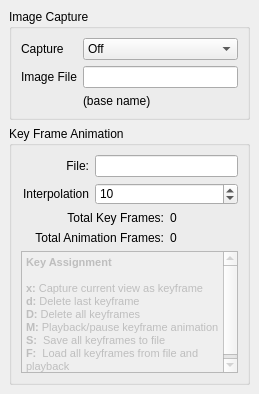
Old version of the form QtClient/Panels/animationcontrols.ui in the repository CCSEPBVR/pbvr_client.
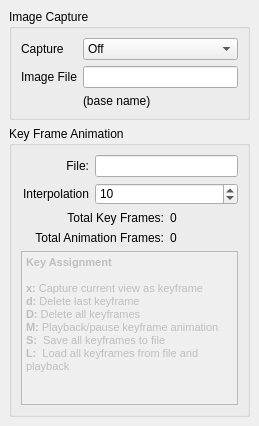
New version of the form.

Commit message: UIの表記がを一部変更しました。

Diff of the .ui file:
```diff
--- a/QtClient/Panels/animationcontrols.ui
+++ b/QtClient/Panels/animationcontrols.ui
@@ -7,7 +7,7 @@
     <x>0</x>
     <y>0</y>
     <width>259</width>
-    <height>394</height>
+    <height>426</height>
    </rect>
   </property>
   <property name="sizePolicy">
@@ -19,7 +19,7 @@
   <property name="minimumSize">
    <size>
     <width>238</width>
-    <height>368</height>
+    <height>426</height>
    </size>
   </property>
   <property name="maximumSize">
@@ -135,15 +135,15 @@
           <string>&lt;!DOCTYPE HTML PUBLIC &quot;-//W3C//DTD HTML 4.0//EN&quot; &quot;http://www.w3.org/TR/REC-html40/strict.dtd&quot;&gt;
 &lt;html&gt;&lt;head&gt;&lt;meta name=&quot;qrichtext&quot; content=&quot;1&quot; /&gt;&lt;style type=&quot;text/css&quot;&gt;
 p, li { white-space: pre-wrap; }
-&lt;/style&gt;&lt;/head&gt;&lt;body style=&quot; font-family:'MS Shell Dlg 2'; font-size:8.25pt; font-weight:400; font-style:normal;&quot;&gt;
-&lt;p style=&quot; margin-top:0px; margin-bottom:0px; margin-left:0px; margin-right:0px; -qt-block-indent:0; text-indent:0px;&quot;&gt;&lt;span style=&quot; font-weight:600;&quot;&gt;Key Assignment&lt;/span&gt;&lt;/p&gt;
-&lt;p style=&quot;-qt-paragraph-type:empty; margin-top:0px; margin-bottom:0px; margin-left:0px; margin-right:0px; -qt-block-indent:0; text-indent:0px; font-weight:600;&quot;&gt;&lt;br /&gt;&lt;/p&gt;
-&lt;p style=&quot; margin-top:0px; margin-bottom:0px; margin-left:0px; margin-right:0px; -qt-block-indent:0; text-indent:0px;&quot;&gt;&lt;span style=&quot; font-weight:600;&quot;&gt;x: &lt;/span&gt;Capture current view as keyframe&lt;span style=&quot; font-weight:600;&quot;&gt;	&lt;/span&gt;&lt;/p&gt;
-&lt;p style=&quot; margin-top:0px; margin-bottom:0px; margin-left:0px; margin-right:0px; -qt-block-indent:0; text-indent:0px;&quot;&gt;&lt;span style=&quot; font-weight:600;&quot;&gt;d:&lt;/span&gt; Delete last keyframe&lt;/p&gt;
-&lt;p style=&quot; margin-top:0px; margin-bottom:0px; margin-left:0px; margin-right:0px; -qt-block-indent:0; text-indent:0px;&quot;&gt;&lt;span style=&quot; font-weight:600;&quot;&gt;D: &lt;/span&gt;Delete all keyframes&lt;/p&gt;
-&lt;p style=&quot; margin-top:0px; margin-bottom:0px; margin-left:0px; margin-right:0px; -qt-block-indent:0; text-indent:0px;&quot;&gt;&lt;span style=&quot; font-weight:600;&quot;&gt;M: &lt;/span&gt;Playback/pause keyframe animation&lt;/p&gt;
-&lt;p style=&quot; margin-top:0px; margin-bottom:0px; margin-left:0px; margin-right:0px; -qt-block-indent:0; text-indent:0px;&quot;&gt;&lt;span style=&quot; font-weight:600;&quot;&gt;S:  &lt;/span&gt;Save all keyframes to file&lt;/p&gt;
-&lt;p style=&quot; margin-top:0px; margin-bottom:0px; margin-left:0px; margin-right:0px; -qt-block-indent:0; text-indent:0px;&quot;&gt;&lt;span style=&quot; font-weight:600;&quot;&gt;F: &lt;/span&gt; Load all keyframes from file and playback&lt;/p&gt;&lt;/body&gt;&lt;/html&gt;</string>
+&lt;/style&gt;&lt;/head&gt;&lt;body style=&quot; font-family:'.AppleSystemUIFont'; font-size:13pt; font-weight:400; font-style:normal;&quot;&gt;
+&lt;p style=&quot; margin-top:0px; margin-bottom:0px; margin-left:0px; margin-right:0px; -qt-block-indent:0; text-indent:0px;&quot;&gt;&lt;span style=&quot; font-family:'MS Shell Dlg 2'; font-size:8.25pt; font-weight:600;&quot;&gt;Key Assignment&lt;/span&gt;&lt;/p&gt;
+&lt;p style=&quot;-qt-paragraph-type:empty; margin-top:0px; margin-bottom:0px; margin-left:0px; margin-right:0px; -qt-block-indent:0; text-indent:0px; font-family:'MS Shell Dlg 2'; font-size:8.25pt; font-weight:600;&quot;&gt;&lt;br /&gt;&lt;/p&gt;
+&lt;p style=&quot; margin-top:0px; margin-bottom:0px; margin-left:0px; margin-right:0px; -qt-block-indent:0; text-indent:0px;&quot;&gt;&lt;span style=&quot; font-family:'MS Shell Dlg 2'; font-size:8.25pt; font-weight:600;&quot;&gt;x: &lt;/span&gt;&lt;span style=&quot; font-family:'MS Shell Dlg 2'; font-size:8.25pt;&quot;&gt;Capture current view as keyframe&lt;/span&gt;&lt;span style=&quot; font-family:'MS Shell Dlg 2'; font-size:8.25pt; font-weight:600;&quot;&gt;	&lt;/span&gt;&lt;/p&gt;
+&lt;p style=&quot; margin-top:0px; margin-bottom:0px; margin-left:0px; margin-right:0px; -qt-block-indent:0; text-indent:0px;&quot;&gt;&lt;span style=&quot; font-family:'MS Shell Dlg 2'; font-size:8.25pt; font-weight:600;&quot;&gt;d:&lt;/span&gt;&lt;span style=&quot; font-family:'MS Shell Dlg 2'; font-size:8.25pt;&quot;&gt; Delete last keyframe&lt;/span&gt;&lt;/p&gt;
+&lt;p style=&quot; margin-top:0px; margin-bottom:0px; margin-left:0px; margin-right:0px; -qt-block-indent:0; text-indent:0px;&quot;&gt;&lt;span style=&quot; font-family:'MS Shell Dlg 2'; font-size:8.25pt; font-weight:600;&quot;&gt;D: &lt;/span&gt;&lt;span style=&quot; font-family:'MS Shell Dlg 2'; font-size:8.25pt;&quot;&gt;Delete all keyframes&lt;/span&gt;&lt;/p&gt;
+&lt;p style=&quot; margin-top:0px; margin-bottom:0px; margin-left:0px; margin-right:0px; -qt-block-indent:0; text-indent:0px;&quot;&gt;&lt;span style=&quot; font-family:'MS Shell Dlg 2'; font-size:8.25pt; font-weight:600;&quot;&gt;M: &lt;/span&gt;&lt;span style=&quot; font-family:'MS Shell Dlg 2'; font-size:8.25pt;&quot;&gt;Playback/pause keyframe animation&lt;/span&gt;&lt;/p&gt;
+&lt;p style=&quot; margin-top:0px; margin-bottom:0px; margin-left:0px; margin-right:0px; -qt-block-indent:0; text-indent:0px;&quot;&gt;&lt;span style=&quot; font-family:'MS Shell Dlg 2'; font-size:8.25pt; font-weight:600;&quot;&gt;S:  &lt;/span&gt;&lt;span style=&quot; font-family:'MS Shell Dlg 2'; font-size:8.25pt;&quot;&gt;Save all keyframes to file&lt;/span&gt;&lt;/p&gt;
+&lt;p style=&quot; margin-top:0px; margin-bottom:0px; margin-left:0px; margin-right:0px; -qt-block-indent:0; text-indent:0px;&quot;&gt;&lt;span style=&quot; font-family:'MS Shell Dlg 2'; font-size:8.25pt; font-weight:600;&quot;&gt;L: &lt;/span&gt;&lt;span style=&quot; font-family:'MS Shell Dlg 2'; font-size:8.25pt;&quot;&gt; Load all keyframes from file and playback&lt;/span&gt;&lt;/p&gt;&lt;/body&gt;&lt;/html&gt;</string>
          </property>
         </widget>
        </item>
```
